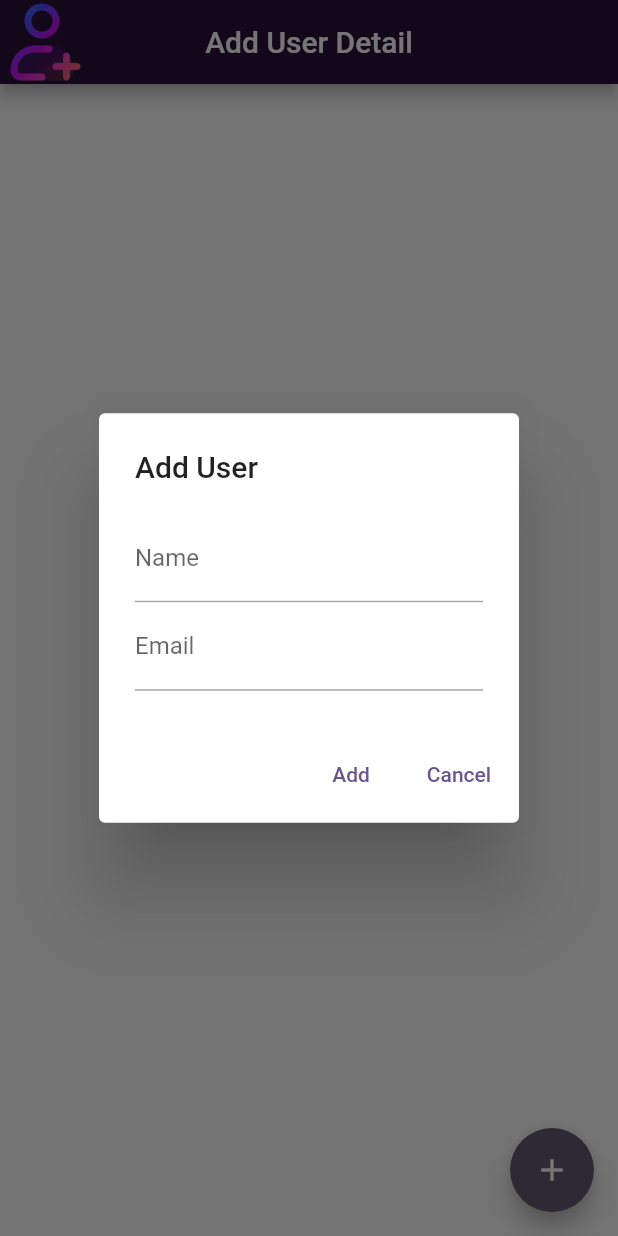
After one commit to Harshit2229/Demo_Bloc, a Flutter app: the CRUDScreen screen opened directly, after a tap on the "add" icon, on a phone screen of 412 x 824 dp. The commit adds this screen. Run offline on Flutter 3.47's test engine with Material 2 defaults, Android fonts, the light colour scheme and no system bars; our stand-ins replace bloc, equatable, flutter_bloc.

Commit message:
CRUD opertion using bloc

```diff
--- /dev/null
+++ b/lib/Models/user.dart
@@ -0,0 +1,12 @@
+
+class User {
+  User({
+    required this.name,
+    required this.id,
+    required this.email,
+  });
+
+  final String id; // Change the type to String
+  final String name;
+  final String email;
+}
--- /dev/null
+++ b/lib/Screens/crud_screen.dart
@@ -0,0 +1,219 @@
+import 'package:flutter/material.dart';
+import 'package:flutter_bloc/flutter_bloc.dart';
+import 'package:integrationapi/Models/user.dart';
+import '../crud/user_list_bloc.dart';
+
+class CRUDScreen extends StatefulWidget {
+  const CRUDScreen({Key? key}) : super(key: key);
+
+  @override
+  _CRUDScreenState createState() => _CRUDScreenState();
+}
+
+class _CRUDScreenState extends State<CRUDScreen> {
+  late UserListBloc _userListBloc;
+  final Map<String, String> nameMap = {};
+  final Map<String, String> emailMap = {};
+  String name = '';
+  String email = '';
+
+  @override
+  void initState() {
+    _userListBloc = BlocProvider.of<UserListBloc>(context);
+    super.initState();
+  }
+
+  @override
+  Widget build(BuildContext context) {
+    return Scaffold(
+      appBar:AppBar(
+        title: const Text(
+          "Add User Detail",
+          style: TextStyle(color: Colors.white),
+        ),
+        centerTitle: true,
+        backgroundColor: const Color(0xFF271237),
+        leading: Image.asset(
+          'assets/images/img_10.png',
+          width: 2,
+          height: 2,
+        ),
+      ),
+
+      body: BlocBuilder<UserListBloc, UserListState>(
+        builder: (context, state) {
+          return ListView.builder(
+            itemCount: state.users.length,
+            itemBuilder: (context, index) {
+              final user = state.users[index];
+              return Card(
+                color: const Color(0xFFCFBFD9),
+                elevation: 4,
+                margin: const EdgeInsets.symmetric(horizontal: 8, vertical: 4),
+                child: ListTile(
+                  title: Text(user.name),
+                  subtitle: Text(user.email),
+                  trailing: Row(
+                    mainAxisSize: MainAxisSize.min,
+                    children: [
+                      IconButton(
+                        icon: const Icon(Icons.edit),
+                        onPressed: () => _editUser(user),
+                      ),
+                      IconButton(
+                        icon: const Icon(Icons.delete),
+                        onPressed: () => _deleteUser(user),
+                      ),
+                    ],
+                  ),
+                ),
+              );
+            },
+          );
+        },
+      ),
+      floatingActionButton: FloatingActionButton(
+        onPressed: _addUser,
+        child: const Icon(Icons.add),
+      ),
+    );
+  }
+
+  void _addUser() {
+    showDialog(
+      context: context,
+      builder: (context) {
+        return AlertDialog(
+          title: const Text('Add User'),
+          content: Column(
+            mainAxisSize: MainAxisSize.min,
+            children: [
+              TextField(
+                decoration: const InputDecoration(labelText: 'Name'),
+                onChanged: (value) {
+                  setState(() {
+                    name = value;
+                  });
+                },
+              ),
+              TextField(
+                decoration: const InputDecoration(labelText: 'Email'),
+                onChanged: (value) {
+                  setState(() {
+                    email = value;
+                  });
+                },
+              ),
+            ],
+          ),
+          actions: [
+            TextButton(
+              onPressed: () {
+                final newUser = User(
+                  name: name,
+                  email: email,
+                  id: DateTime.now().millisecondsSinceEpoch.toString(),
+                );
+                _userListBloc.add(AddUser(user: newUser));
+                nameMap[newUser.id] = name;
+                emailMap[newUser.id] = email;
+                Navigator.of(context).pop();
+              },
+              child: const Text('Add'),
+            ),
+            TextButton(
+              onPressed: () {
+                Navigator.of(context).pop();
+              },
+              child: const Text('Cancel'),
+            ),
+          ],
+        );
+      },
+    );
+  }
+
+  void _editUser(User user) {
+    final int userIndex = _userListBloc.state.users.indexOf(user);
+    showDialog(
+      context: context,
+      builder: (context) {
+        name = nameMap[user.id] ?? user.name;
+        email = emailMap[user.id] ?? user.email;
+        return AlertDialog(
+          title: const Text('Edit User'),
+          content: Column(
+            mainAxisSize: MainAxisSize.min,
+            children: [
+              TextField(
+                decoration: const InputDecoration(labelText: 'Name'),
+                onChanged: (value) {
+                  setState(() {
+                    name = value;
+                  });
+                },
+                controller: TextEditingController(text: name),
+              ),
+              TextField(
+                decoration: const InputDecoration(labelText: 'Email'),
+                onChanged: (value) {
+                  setState(() {
+                    email = value;
+                  });
+                },
+                controller: TextEditingController(text: email),
+              ),
+            ],
+          ),
+          actions: [
+            TextButton(
+              onPressed: () {
+                final updatedUser = User(
+                  id: user.id,
+                  name: name,
+                  email: email,
+                );
+                _userListBloc.add(UpdateUser(user: updatedUser, userIndex: userIndex));
+                Navigator.of(context).pop();
+              },
+              child: const Text('Save'),
+            ),
+            TextButton(
+              onPressed: () {
+                Navigator.of(context).pop();
+              },
+              child: const Text('Cancel'),
+            ),
+          ],
+        );
+      },
+    );
+  }
+
+  void _deleteUser(User user) {
+    showDialog(
+      context: context,
+      builder: (context) {
+        return AlertDialog(
+          title: const Text('Confirm Delete'),
+          content: Text('Are you sure you want to delete ${user.name}?'),
+          actions: [
+            TextButton(
+              onPressed: () {
+                _userListBloc.add(DeleteUser(user: user));
+                Navigator.of(context).pop();
+              },
+              child: const Text('Delete'),
+            ),
+            TextButton(
+              onPressed: () {
+                Navigator.of(context).pop();
+              },
+              child: const Text('Cancel'),
+            ),
+          ],
+        );
+      },
+    );
+  }
+}
--- a/lib/Screens/my_home_screen.dart
+++ b/lib/Screens/my_home_screen.dart
@@ -1,5 +1,7 @@
 import 'package:flutter/material.dart';
 import 'package:integrationapi/Screens/user_screen.dart';
+
+import 'crud_screen.dart';
 
 class MyHomeScreen extends StatefulWidget {
   const MyHomeScreen({super.key});
@@ -163,7 +165,7 @@ class _MyHomeScreenState extends State<MyHomeScreen> {
                     onPressed: () {
                       Navigator.push(
                         context,
-                        MaterialPageRoute(builder: (context) => const UserScreen()),
+                        MaterialPageRoute(builder: (context) => const CRUDScreen()),
                       );
                     },
                     child: const Text(
--- /dev/null
+++ b/lib/crud/user_list_bloc.dart
@@ -0,0 +1,36 @@
+import 'package:bloc/bloc.dart';
+import 'package:flutter/material.dart';
+import 'package:integrationapi/Models/user.dart';
+
+part 'user_list_event.dart';
+part 'user_list_state.dart';
+
+class UserListBloc extends Bloc<UserListEvent, UserListState> {
+  UserListBloc() : super(UserListInitial(users: [])) {
+    on<AddUser>(_addUser);
+    on<DeleteUser>(_deleteUser);
+    on<UpdateUser>(_updateUser);
+  }
+
+  void _addUser(AddUser event, Emitter<UserListState> emit) {
+    state.users.add(event.user);
+    print('User added: ${event.user.name}');
+    emit(UserListUpdated(users: state.users));
+  }
+
+  void _deleteUser(DeleteUser event, Emitter<UserListState> emit) {
+    // Create a copy of the current list and remove the specified user
+    final List<User> updatedUsers = List.from(state.users)..remove(event.user);
+    emit(UserListUpdated(users: updatedUsers));
+  }
+
+  void _updateUser(UpdateUser event, Emitter<UserListState> emit) {
+    final List<User> updatedUsers = List.from(state.users);
+    if (event.userIndex >= 0 && event.userIndex < updatedUsers.length) {
+      final User updatedUser = event.user;
+      updatedUsers[event.userIndex] = updatedUser;
+      emit(UserListUpdated(users: updatedUsers));
+    }
+  }
+
+}
--- /dev/null
+++ b/lib/crud/user_list_event.dart
@@ -0,0 +1,30 @@
+part of 'user_list_bloc.dart';
+
+
+@immutable
+abstract class UserListEvent {}
+
+class AddUser extends UserListEvent {
+  final User user;
+
+  AddUser({required this.user});
+}
+
+class DeleteUser extends UserListEvent {
+  final User user;
+
+  DeleteUser({required this.user});
+}
+
+// class UpdateUser extends UserListEvent {
+//   final User user;
+//
+//   UpdateUser({required this.user, required int userIndex});
+// }
+
+class UpdateUser extends UserListEvent {
+  final User user;
+  final int userIndex; // Add the userIndex parameter
+
+  UpdateUser({required this.user, required this.userIndex});
+}
--- /dev/null
+++ b/lib/crud/user_list_state.dart
@@ -0,0 +1,14 @@
+part of 'user_list_bloc.dart';
+
+    abstract class UserListState {
+      List<User> users;
+      UserListState({required this.users});
+    }
+
+    class UserListInitial extends UserListState{
+      UserListInitial({required List<User> users}) : super(users: users);
+    }
+
+class UserListUpdated extends UserListState{
+  UserListUpdated({required List<User> users}) : super(users: users);
+}
--- a/pubspec.yaml
+++ b/pubspec.yaml
@@ -19,7 +19,7 @@ publish_to: 'none' # Remove this line if you wish to publish to pub.dev
 version: 1.0.0+1
 
 environment:
-  sdk: '>=3.0.5 <4.0.0'
+  sdk: '>=3.0.1 <4.0.0'
 
 # Dependencies specify other packages that your package needs in order to work.
 # To automatically upgrade your package dependencies to the latest versions
```
Also changed, not shown: lib/Screens/user_screen.dart (+10 -3 lines), lib/bloc/users_bloc.dart (+6 -10 lines), lib/main.dart (+22 -4 lines), lib/repo/users_repo.dart (added, +16 -0 lines), assets/images/img_10.png (added), assets/images/img_9.png (added), pubspec.lock.
